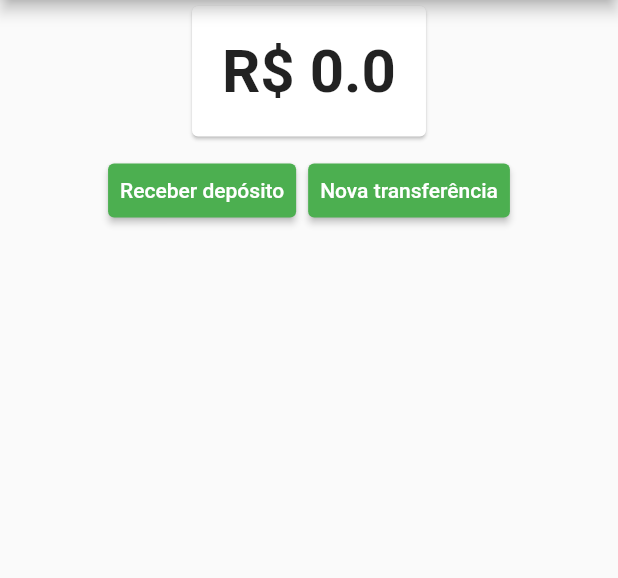
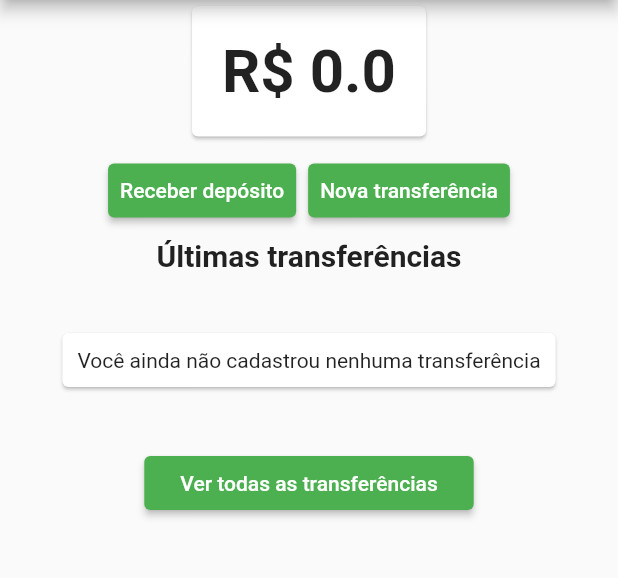
Before and after one commit to wallaceneto/Bytebank, a Flutter app: the screen it shows after launch, on a phone screen of 412 x 824 dp, the part 84-662 px from its top. Run offline on Flutter 3.47's test engine with Material 2 defaults, Android fonts, the phone set to English and light mode, and no system bars.

Commit message:
Adicionado as ultimas transferencias à dashboard

```diff
--- a/lib/screens/dashboard/dasboard.dart
+++ b/lib/screens/dashboard/dasboard.dart
@@ -2,6 +2,8 @@ import 'package:bytebank2/models/saldo.dart';
 import 'package:bytebank2/screens/dashboard/saldo.dart';
 import 'package:bytebank2/screens/deposito/formulario.dart';
 import 'package:bytebank2/screens/transferencia/formulario.dart';
+import 'package:bytebank2/screens/transferencia/lista.dart';
+import 'package:bytebank2/screens/transferencia/ultimas.dart';
 import 'package:flutter/material.dart';
 import 'package:provider/provider.dart';
 
@@ -42,7 +44,8 @@ class Dashboard extends StatelessWidget {
                 },
               )
             ],
-          )
+          ),
+          UltimasTransferencias(),
         ],
       ),
     );
--- /dev/null
+++ b/lib/screens/transferencia/ultimas.dart
@@ -0,0 +1,70 @@
+import 'package:bytebank2/models/transferencias.dart';
+import 'package:flutter/material.dart';
+import 'package:provider/provider.dart';
+
+import 'lista.dart';
+
+final String _titulo = 'Últimas transferências';
+
+class UltimasTransferencias extends StatelessWidget {
+  @override
+  Widget build(BuildContext context) {
+    return Column(
+      children: <Widget>[
+        Text(
+          _titulo,
+          style: TextStyle(fontWeight: FontWeight.bold, fontSize: 20),
+        ),
+        Consumer<Transferencias>(builder: (context, transferencias, child) {
+          final _quantidade = transferencias.transferencias.length;
+
+          if (_quantidade == 0) {
+            return SemTransferenciasCadastradas();
+          }
+
+          final _ultimasTransferencias =
+              transferencias.transferencias.reversed.toList();
+          int tamanho = 2;
+
+          if (_quantidade < 2) {
+            tamanho = _quantidade;
+          }
+
+          return ListView.builder(
+            padding: const EdgeInsets.all(8),
+            itemCount: tamanho,
+            shrinkWrap: true,
+            itemBuilder: (context, indice) {
+              return ItemTransferencia(_ultimasTransferencias[indice]);
+            },
+          );
+        }),
+        RaisedButton(
+          color: Colors.green,
+          child: Text('Ver todas as transferências'),
+          onPressed: () {
+            Navigator.push(context, MaterialPageRoute(builder: (context) {
+              return ListaTransferencias();
+            }));
+          },
+        ),
+      ],
+    );
+  }
+}
+
+class SemTransferenciasCadastradas extends StatelessWidget {
+  @override
+  Widget build(BuildContext context) {
+    return Card(
+      margin: EdgeInsets.all(40),
+      child: Padding(
+        padding: EdgeInsets.all(10),
+        child: Text(
+          'Você ainda não cadastrou nenhuma transferência',
+          textAlign: TextAlign.center,
+        ),
+      ),
+    );
+  }
+}
```
Also changed, not shown: lib/models/transferencia.dart (+6 -3 lines), lib/screens/transferencia/lista.dart (+15 -28 lines).
